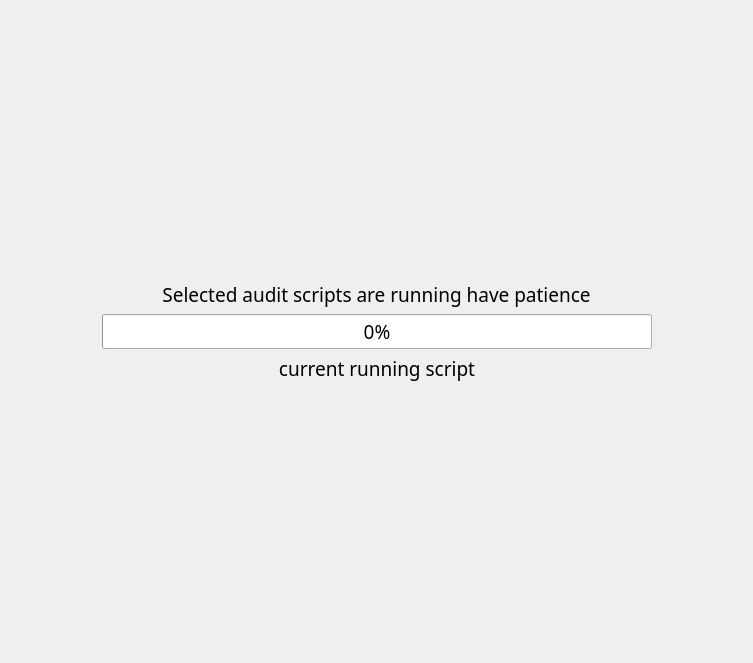
Qt form audit_progess_page.ui (h4636oh/EasyAudit_QT) before a commit.
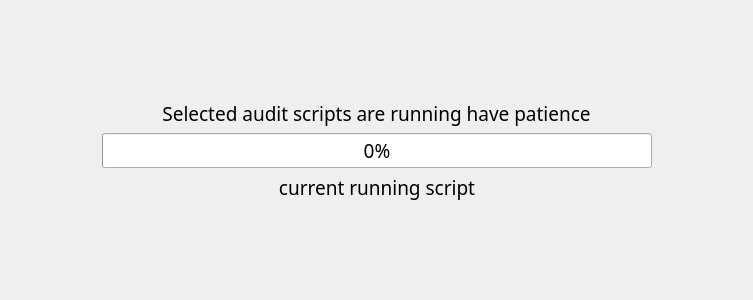
The same form after that commit.

Commit message: changed size of progress page

```diff
--- a/audit_progess_page.ui
+++ b/audit_progess_page.ui
@@ -7,7 +7,7 @@
     <x>0</x>
     <y>0</y>
     <width>753</width>
-    <height>663</height>
+    <height>300</height>
    </rect>
   </property>
   <property name="sizePolicy">
```
